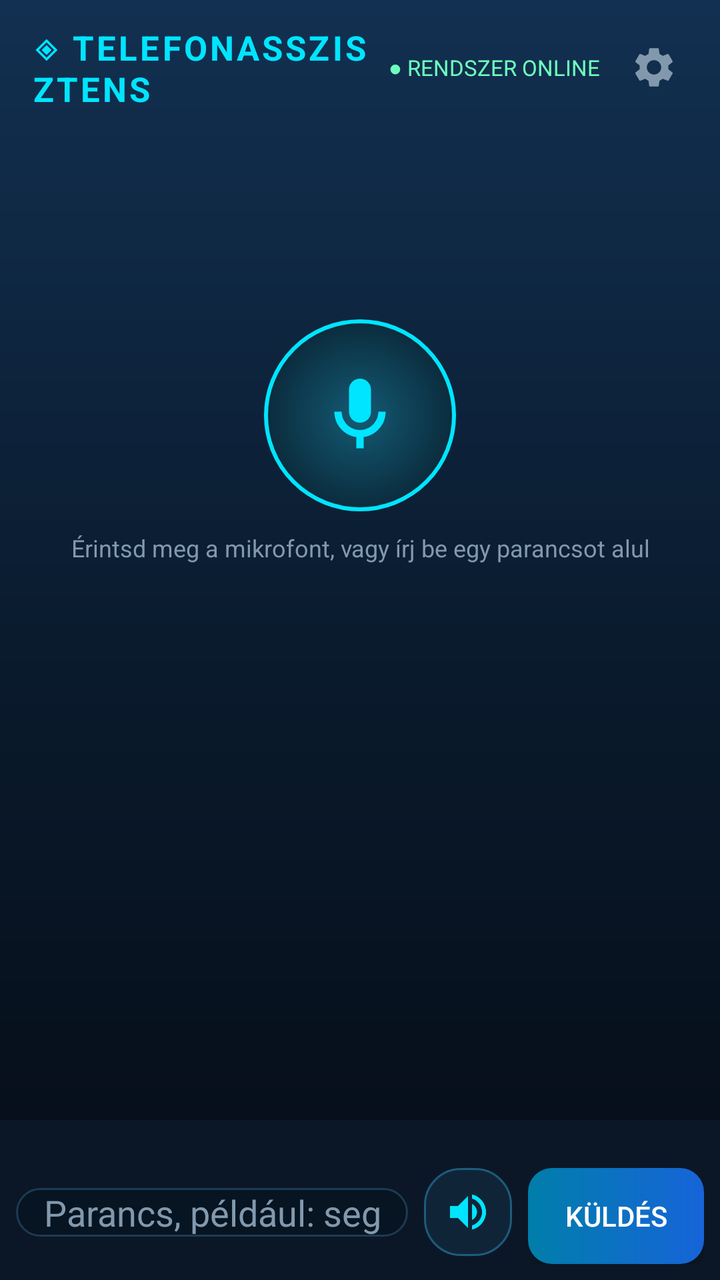
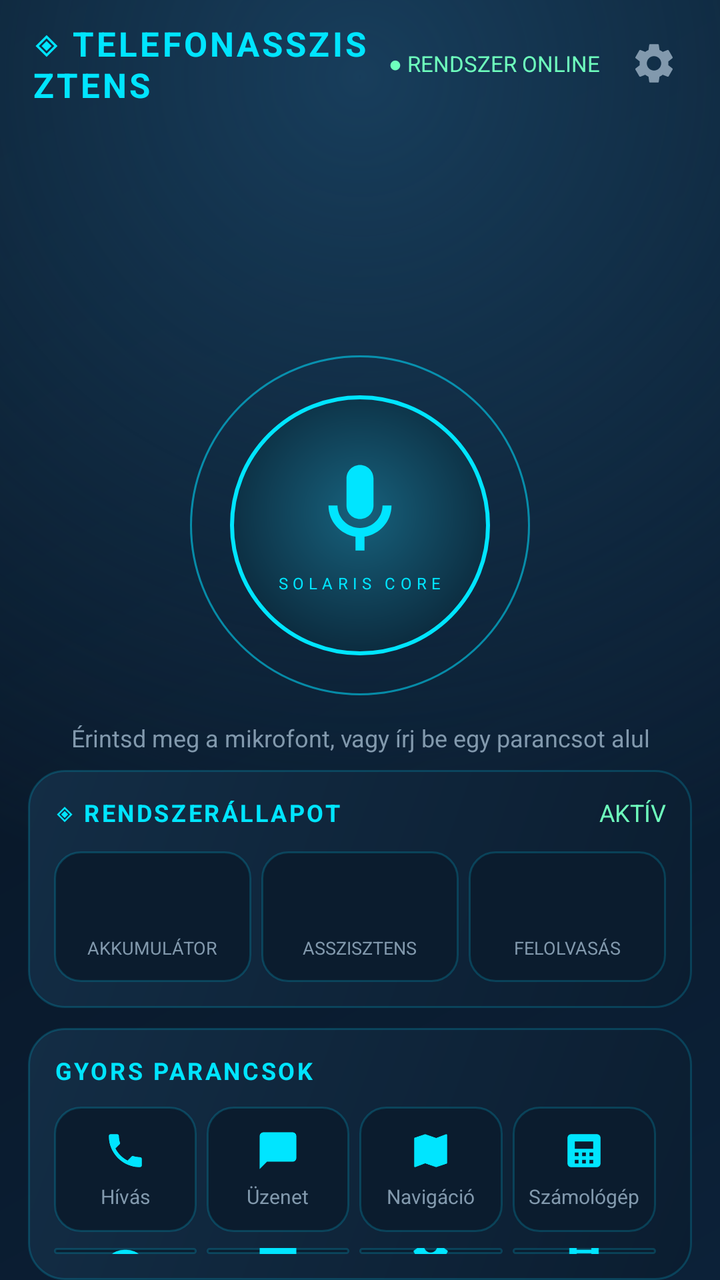

Before-and-after screenshots of an Android layout around one commit, followed by the original layout XML and the change that was made.
<!-- AndroidManifest.xml: application theme AppTheme -->
<!-- res/layout/activity_main.xml -->
<?xml version="1.0" encoding="utf-8"?>
<LinearLayout xmlns:android="http://schemas.android.com/apk/res/android"
    android:layout_width="match_parent"
    android:layout_height="match_parent"
    android:orientation="vertical">

    <LinearLayout
        android:layout_width="match_parent"
        android:layout_height="wrap_content"
        android:gravity="center_vertical"
        android:orientation="horizontal"
        android:paddingLeft="16dp"
        android:paddingRight="16dp"
        android:paddingTop="12dp">

        <TextView
            android:layout_width="0dp"
            android:layout_height="wrap_content"
            android:layout_weight="1"
            android:letterSpacing="0.08"
            android:text="@string/logo_title"
            android:textColor="@color/cyan"
            android:textSize="17sp"
            android:textStyle="bold" />

        <TextView
            android:layout_width="wrap_content"
            android:layout_height="wrap_content"
            android:layout_marginRight="10dp"
            android:text="@string/status_online"
            android:textColor="@color/green_status"
            android:textSize="11sp" />

        <ImageButton
            android:id="@+id/ai_settings_button"
            android:layout_width="34dp"
            android:layout_height="34dp"
            android:background="@null"
            android:contentDescription="@string/ai_settings_title"
            android:padding="5dp"
            android:scaleType="fitCenter"
            android:src="@drawable/ic_gear"
            android:tint="@color/text_muted" />
    </LinearLayout>

    <TextView
        android:id="@+id/clock_time"
        android:layout_width="match_parent"
        android:layout_height="wrap_content"
        android:layout_marginTop="14dp"
        android:gravity="center"
        android:letterSpacing="0.05"
        android:textColor="@color/text_primary"
        android:textSize="42sp" />

    <TextView
        android:id="@+id/clock_date"
        android:layout_width="match_parent"
        android:layout_height="wrap_content"
        android:layout_marginTop="2dp"
        android:gravity="center"
        android:textColor="@color/text_muted"
        android:textSize="13sp" />

    <FrameLayout
        android:layout_width="match_parent"
        android:layout_height="wrap_content"
        android:layout_marginTop="14dp">

        <ImageButton
            android:id="@+id/mic_button"
            android:layout_width="96dp"
            android:layout_height="96dp"
            android:layout_gravity="center"
            android:background="@drawable/mic_orb"
            android:contentDescription="@string/mic_button_desc"
            android:padding="26dp"
            android:scaleType="fitCenter"
            android:src="@drawable/ic_mic"
            android:tint="@color/cyan" />
    </FrameLayout>

    <TextView
        android:id="@+id/mic_hint"
        android:layout_width="match_parent"
        android:layout_height="wrap_content"
        android:layout_marginTop="10dp"
        android:gravity="center"
        android:text="@string/mic_hint"
        android:textColor="@color/text_muted"
        android:textSize="12sp" />

    <ListView
        android:id="@+id/message_list"
        android:layout_width="match_parent"
        android:layout_height="0dp"
        android:layout_marginTop="10dp"
        android:layout_weight="1"
        android:divider="@null"
        android:dividerHeight="0dp"
        android:paddingLeft="12dp"
        android:paddingRight="12dp"
        android:stackFromBottom="true"
        android:transcriptMode="alwaysScroll" />

    <HorizontalScrollView
        android:layout_width="match_parent"
        android:layout_height="wrap_content"
        android:background="@color/panel"
        android:scrollbars="none">

        <LinearLayout
            android:id="@+id/chips_container"
            android:layout_width="wrap_content"
            android:layout_height="wrap_content"
            android:orientation="horizontal"
            android:padding="8dp" />
    </HorizontalScrollView>

    <LinearLayout
        android:layout_width="match_parent"
        android:layout_height="wrap_content"
        android:orientation="horizontal"
        android:padding="8dp"
        android:background="@color/panel">

        <EditText
            android:id="@+id/command_input"
            android:layout_width="0dp"
            android:layout_height="wrap_content"
            android:layout_weight="1"
            android:background="@drawable/edittext_background"
            android:hint="@string/input_hint"
            android:imeOptions="actionSend"
            android:inputType="text"
            android:maxLines="3"
            android:paddingLeft="14dp"
            android:paddingRight="14dp"
            android:textColor="@color/text_primary"
            android:textColorHint="@color/text_muted" />

        <ImageButton
            android:id="@+id/speak_toggle"
            android:layout_width="44dp"
            android:layout_height="44dp"
            android:layout_marginLeft="8dp"
            android:background="@drawable/chip_background"
            android:contentDescription="@string/speak_toggle_desc"
            android:padding="10dp"
            android:scaleType="fitCenter"
            android:src="@drawable/ic_speaker"
            android:tint="@color/cyan" />

        <Button
            android:id="@+id/send_button"
            android:layout_width="wrap_content"
            android:layout_height="wrap_content"
            android:layout_marginLeft="8dp"
            android:background="@drawable/btn_send"
            android:text="@string/send"
            android:textColor="@android:color/white" />
    </LinearLayout>
</LinearLayout>
<!-- resources referenced by this layout -->
<resources>
  <color name="panel">#0B1726</color>
  <!-- drawable mic_orb (drawable) -->
  <?xml version="1.0" encoding="utf-8"?>
  <shape xmlns:android="http://schemas.android.com/apk/res/android"
      android:shape="oval">
      <gradient
          android:type="radial"
          android:gradientRadius="70dp"
          android:startColor="#135B75"
          android:endColor="#071421" />
      <stroke android:width="2dp" android:color="@color/cyan" />
  </shape>
  <!-- drawable app_background (drawable) -->
  <?xml version="1.0" encoding="utf-8"?>
  <shape xmlns:android="http://schemas.android.com/apk/res/android"
      android:shape="rectangle">
      <gradient
          android:angle="270"
          android:startColor="#123051"
          android:centerColor="#0A1B2E"
          android:endColor="#050B14"
          android:type="linear" />
  </shape>
  <!-- unchanged entries left out for length: 25 -->
</resources>

<!-- the commit's change to res/layout/activity_main.xml (unified diff, before → after) -->
@@ -11,7 +11,8 @@
         android:orientation="horizontal"
         android:paddingLeft="16dp"
         android:paddingRight="16dp"
-        android:paddingTop="12dp">
+        android:paddingTop="10dp"
+        android:paddingBottom="10dp">
 
         <TextView
             android:layout_width="0dp"
@@ -47,11 +48,11 @@
         android:id="@+id/clock_time"
         android:layout_width="match_parent"
         android:layout_height="wrap_content"
-        android:layout_marginTop="14dp"
+        android:layout_marginTop="10dp"
         android:gravity="center"
-        android:letterSpacing="0.05"
+        android:letterSpacing="0.03"
         android:textColor="@color/text_primary"
-        android:textSize="42sp" />
+        android:textSize="52sp" />
 
     <TextView
         android:id="@+id/clock_date"
@@ -64,65 +65,317 @@
 
     <FrameLayout
         android:layout_width="match_parent"
-        android:layout_height="wrap_content"
-        android:layout_marginTop="14dp">
-
-        <ImageButton
+        android:layout_height="184dp"
+        android:layout_marginTop="8dp">
+
+        <View
+            android:id="@+id/ring_one"
+            android:layout_width="170dp"
+            android:layout_height="170dp"
+            android:layout_gravity="center"
+            android:background="@drawable/ring_outer" />
+
+        <View
+            android:id="@+id/ring_two"
+            android:layout_width="170dp"
+            android:layout_height="170dp"
+            android:layout_gravity="center"
+            android:background="@drawable/ring_outer" />
+
+        <LinearLayout
             android:id="@+id/mic_button"
-            android:layout_width="96dp"
-            android:layout_height="96dp"
+            android:layout_width="130dp"
+            android:layout_height="130dp"
             android:layout_gravity="center"
             android:background="@drawable/mic_orb"
-            android:contentDescription="@string/mic_button_desc"
-            android:padding="26dp"
-            android:scaleType="fitCenter"
-            android:src="@drawable/ic_mic"
-            android:tint="@color/cyan" />
+            android:gravity="center"
+            android:orientation="vertical">
+
+            <ImageButton
+                android:id="@+id/orb_icon"
+                android:layout_width="54dp"
+                android:layout_height="54dp"
+                android:background="@null"
+                android:contentDescription="@string/mic_button_desc"
+                android:scaleType="fitCenter"
+                android:src="@drawable/ic_mic"
+                android:tint="@color/cyan" />
+
+            <TextView
+                android:layout_width="wrap_content"
+                android:layout_height="wrap_content"
+                android:layout_marginTop="4dp"
+                android:letterSpacing="0.3"
+                android:text="@string/orb_label"
+                android:textColor="@color/cyan"
+                android:textSize="8sp" />
+        </LinearLayout>
     </FrameLayout>
 
     <TextView
-        android:id="@+id/mic_hint"
-        android:layout_width="match_parent"
-        android:layout_height="wrap_content"
-        android:layout_marginTop="10dp"
+        android:id="@+id/state_text"
+        android:layout_width="match_parent"
+        android:layout_height="wrap_content"
+        android:layout_marginTop="6dp"
         android:gravity="center"
         android:text="@string/mic_hint"
         android:textColor="@color/text_muted"
         android:textSize="12sp" />
 
-    <ListView
-        android:id="@+id/message_list"
+    <LinearLayout
+        android:layout_width="match_parent"
+        android:layout_height="wrap_content"
+        android:layout_marginLeft="14dp"
+        android:layout_marginRight="14dp"
+        android:layout_marginTop="8dp"
+        android:background="@drawable/panel_background"
+        android:orientation="vertical"
+        android:padding="13dp">
+
+        <LinearLayout
+            android:layout_width="match_parent"
+            android:layout_height="wrap_content"
+            android:orientation="horizontal">
+
+            <TextView
+                android:layout_width="0dp"
+                android:layout_height="wrap_content"
+                android:layout_weight="1"
+                android:letterSpacing="0.1"
+                android:text="@string/panel_status_title"
+                android:textColor="@color/cyan"
+                android:textSize="12sp"
+                android:textStyle="bold" />
+
+            <TextView
+                android:layout_width="wrap_content"
+                android:layout_height="wrap_content"
+                android:text="@string/status_active"
+                android:textColor="@color/green_status"
+                android:textSize="12sp" />
+        </LinearLayout>
+
+        <LinearLayout
+            android:layout_width="match_parent"
+            android:layout_height="wrap_content"
+            android:layout_marginTop="11dp"
+            android:orientation="horizontal">
+
+            <LinearLayout
+                android:layout_width="0dp"
+                android:layout_height="wrap_content"
+                android:layout_marginRight="5dp"
+                android:layout_weight="1"
+                android:background="@drawable/metric_background"
+                android:gravity="center"
+                android:orientation="vertical"
+                android:padding="11dp">
+
+                <TextView
+                    android:id="@+id/metric_battery"
+                    android:layout_width="wrap_content"
+                    android:layout_height="wrap_content"
+                    android:textColor="@color/cyan"
+                    android:textSize="20sp"
+                    android:textStyle="bold" />
+
+                <TextView
+                    android:layout_width="wrap_content"
+                    android:layout_height="wrap_content"
+                    android:layout_marginTop="4dp"
+                    android:text="@string/metric_battery_label"
+                    android:textColor="@color/text_muted"
+                    android:textSize="9sp" />
+            </LinearLayout>
+
+            <LinearLayout
+                android:layout_width="0dp"
+                android:layout_height="wrap_content"
+                android:layout_marginRight="5dp"
+                android:layout_weight="1"
+                android:background="@drawable/metric_background"
+                android:gravity="center"
+                android:orientation="vertical"
+                android:padding="11dp">
+
+                <TextView
+                    android:id="@+id/metric_assistant"
+                    android:layout_width="wrap_content"
+                    android:layout_height="wrap_content"
+                    android:textColor="@color/cyan"
+                    android:textSize="20sp"
+                    android:textStyle="bold" />
+
+                <TextView
+                    android:layout_width="wrap_content"
+                    android:layout_height="wrap_content"
+                    android:layout_marginTop="4dp"
+                    android:text="@string/metric_assistant_label"
+                    android:textColor="@color/text_muted"
+                    android:textSize="9sp" />
+            </LinearLayout>
+
+            <LinearLayout
+                android:layout_width="0dp"
+                android:layout_height="wrap_content"
+                android:layout_weight="1"
+                android:background="@drawable/metric_background"
+                android:gravity="center"
+                android:orientation="vertical"
+                android:padding="11dp">
+
+                <TextView
+                    android:id="@+id/metric_speech"
+                    android:layout_width="wrap_content"
+                    android:layout_height="wrap_content"
+                    android:textColor="@color/cyan"
+                    android:textSize="20sp"
+                    android:textStyle="bold" />
+
+                <TextView
+                    android:layout_width="wrap_content"
+                    android:layout_height="wrap_content"
+                    android:layout_marginTop="4dp"
+                    android:text="@string/metric_speech_label"
+                    android:textColor="@color/text_muted"
+                    android:textSize="9sp" />
+            </LinearLayout>
+        </LinearLayout>
+    </LinearLayout>
+
+    <LinearLayout
+        android:layout_width="match_parent"
+        android:layout_height="wrap_content"
+        android:layout_marginLeft="14dp"
+        android:layout_marginRight="14dp"
+        android:layout_marginTop="10dp"
+        android:background="@drawable/panel_background"
+        android:orientation="vertical"
+        android:padding="13dp">
+
+        <TextView
+            android:layout_width="wrap_content"
+            android:layout_height="wrap_content"
+            android:letterSpacing="0.1"
+            android:text="@string/panel_quick_title"
+            android:textColor="@color/cyan"
+            android:textSize="12sp"
+            android:textStyle="bold" />
+
+        <LinearLayout
+            android:layout_width="match_parent"
+            android:layout_height="wrap_content"
+            android:layout_marginTop="10dp"
+            android:orientation="horizontal">
+
+            <LinearLayout android:id="@+id/quick_phone" style="@style/QuickAction">
+                <ImageView style="@style/QuickIcon" android:src="@drawable/ic_phone" />
+                <TextView style="@style/QuickLabel" android:text="@string/quick_call" />
+            </LinearLayout>
+
+            <LinearLayout android:id="@+id/quick_sms" style="@style/QuickAction">
+                <ImageView style="@style/QuickIcon" android:src="@drawable/ic_message" />
+                <TextView style="@style/QuickLabel" android:text="@string/quick_sms" />
+            </LinearLayout>
+
+            <LinearLayout android:id="@+id/quick_maps" style="@style/QuickAction">
+                <ImageView style="@style/QuickIcon" android:src="@drawable/ic_map" />
+                <TextView style="@style/QuickLabel" android:text="@string/quick_maps" />
+            </LinearLayout>
+
+            <LinearLayout android:id="@+id/quick_calc" style="@style/QuickAction">
+                <ImageView style="@style/QuickIcon" android:src="@drawable/ic_calc" />
+                <TextView style="@style/QuickLabel" android:text="@string/quick_calc" />
+            </LinearLayout>
+        </LinearLayout>
+
+        <LinearLayout
+            android:layout_width="match_parent"
+            android:layout_height="wrap_content"
+            android:layout_marginTop="8dp"
+            android:orientation="horizontal">
+
+            <LinearLayout android:id="@+id/quick_contacts" style="@style/QuickAction">
+                <ImageView style="@style/QuickIcon" android:src="@drawable/ic_contacts" />
+                <TextView style="@style/QuickLabel" android:text="@string/quick_contacts" />
+            </LinearLayout>
+
+            <LinearLayout android:id="@+id/quick_camera" style="@style/QuickAction">
+                <ImageView style="@style/QuickIcon" android:src="@drawable/ic_camera" />
+                <TextView style="@style/QuickLabel" android:text="@string/quick_camera" />
+            </LinearLayout>
+
+            <LinearLayout android:id="@+id/quick_settings" style="@style/QuickAction">
+                <ImageView style="@style/QuickIcon" android:src="@drawable/ic_gear" />
+                <TextView style="@style/QuickLabel" android:text="@string/quick_settings" />
+            </LinearLayout>
+
+            <LinearLayout android:id="@+id/quick_notes" style="@style/QuickAction">
+                <ImageView style="@style/QuickIcon" android:src="@drawable/ic_note" />
+                <TextView style="@style/QuickLabel" android:text="@string/quick_notes" />
+            </LinearLayout>
+        </LinearLayout>
+    </LinearLayout>
+
+    <LinearLayout
         android:layout_width="match_parent"
         android:layout_height="0dp"
+        android:layout_weight="1"
+        android:layout_marginLeft="14dp"
+        android:layout_marginRight="14dp"
         android:layout_marginTop="10dp"
-        android:layout_weight="1"
-        android:divider="@null"
-        android:dividerHeight="0dp"
-        android:paddingLeft="12dp"
-        android:paddingRight="12dp"
-        android:stackFromBottom="true"
-        android:transcriptMode="alwaysScroll" />
-
-    <HorizontalScrollView
-        android:layout_width="match_parent"
-        android:layout_height="wrap_content"
-        android:background="@color/panel"
-        android:scrollbars="none">
-
-        <LinearLayout
-            android:id="@+id/chips_container"
-            android:layout_width="wrap_content"
-            android:layout_height="wrap_content"
-            android:orientation="horizontal"
-            android:padding="8dp" />
-    </HorizontalScrollView>
+        android:background="@drawable/panel_background"
+        android:orientation="vertical"
+        android:padding="13dp">
+
+        <LinearLayout
+            android:layout_width="match_parent"
+            android:layout_height="wrap_content"
+            android:gravity="center_vertical"
+            android:orientation="horizontal">
+
+            <TextView
+                android:layout_width="0dp"
+                android:layout_height="wrap_content"
+                android:layout_weight="1"
+                android:letterSpacing="0.1"
+                android:text="@string/panel_chat_title"
+                android:textColor="@color/cyan"
+                android:textSize="12sp"
+                android:textStyle="bold" />
+
+            <ImageButton
+                android:id="@+id/chat_clear_button"
+                android:layout_width="32dp"
+                android:layout_height="32dp"
+                android:background="@null"
+                android:contentDescription="@string/chat_clear_desc"
+                android:padding="6dp"
+                android:scaleType="fitCenter"
+                android:src="@drawable/ic_delete"
+                android:tint="@color/text_muted" />
+        </LinearLayout>
+
+        <ListView
+            android:id="@+id/message_list"
+            android:layout_width="match_parent"
+            android:layout_height="0dp"
+            android:layout_marginTop="8dp"
+            android:layout_weight="1"
+            android:divider="@null"
+            android:dividerHeight="0dp"
+            android:paddingTop="4dp"
+            android:paddingBottom="4dp"
+            android:stackFromBottom="true"
+            android:transcriptMode="alwaysScroll" />
+    </LinearLayout>
 
     <LinearLayout
         android:layout_width="match_parent"
         android:layout_height="wrap_content"
+        android:background="#071321"
         android:orientation="horizontal"
-        android:padding="8dp"
-        android:background="@color/panel">
+        android:padding="10dp">
 
         <EditText
             android:id="@+id/command_input"
<!-- resource entries referenced after the edit -->
@@ -1,28 +1,177 @@
 <!-- resources referenced by this layout -->
 <resources>
-  <color name="panel">#0B1726</color>
+  <!-- drawable ic_calc (drawable) -->
+  <?xml version="1.0" encoding="utf-8"?>
+  <vector xmlns:android="http://schemas.android.com/apk/res/android"
+      android:width="24dp" android:height="24dp"
+      android:viewportWidth="24" android:viewportHeight="24">
+      <path android:fillColor="#FF000000"
+          android:pathData="M19,3H5c-1.1,0 -2,0.9 -2,2v14c0,1.1 0.9,2 2,2h14c1.1,0 2,-0.9 2,-2V5c0,-1.1 -0.9,-2 -2,-2zM7,7h10v4H7V7zM7,13h2v2H7v-2zM11,13h2v2h-2v-2zM15,13h2v2h-2v-2zM7,17h2v2H7v-2zM11,17h2v2h-2v-2zM15,17h2v2h-2v-2z" />
+  </vector>
+  <!-- drawable ic_camera (drawable) -->
+  <?xml version="1.0" encoding="utf-8"?>
+  <vector xmlns:android="http://schemas.android.com/apk/res/android"
+      android:width="24dp" android:height="24dp"
+      android:viewportWidth="24" android:viewportHeight="24">
+      <path android:fillColor="#FF000000"
+          android:pathData="M12,15.2c1.77,0 3.2,-1.43 3.2,-3.2s-1.43,-3.2 -3.2,-3.2 -3.2,1.43 -3.2,3.2 1.43,3.2 3.2,3.2zM9,2L7.17,4H4c-1.1,0 -2,0.9 -2,2v12c0,1.1 0.9,2 2,2h16c1.1,0 2,-0.9 2,-2V6c0,-1.1 -0.9,-2 -2,-2h-3.17L15,2H9z" />
+  </vector>
+  <!-- drawable ic_contacts (drawable) -->
+  <?xml version="1.0" encoding="utf-8"?>
+  <vector xmlns:android="http://schemas.android.com/apk/res/android"
+      android:width="24dp" android:height="24dp"
+      android:viewportWidth="24" android:viewportHeight="24">
+      <path android:fillColor="#FF000000"
+          android:pathData="M12,12c2.21,0 4,-1.79 4,-4s-1.79,-4 -4,-4 -4,1.79 -4,4 1.79,4 4,4zM12,14c-2.67,0 -8,1.34 -8,4v2h16v-2c0,-2.66 -5.33,-4 -8,-4z" />
+  </vector>
+  <!-- drawable ic_delete (drawable) -->
+  <?xml version="1.0" encoding="utf-8"?>
+  <vector xmlns:android="http://schemas.android.com/apk/res/android"
+      android:width="24dp" android:height="24dp"
+      android:viewportWidth="24" android:viewportHeight="24">
+      <path android:fillColor="#FF000000"
+          android:pathData="M6,19c0,1.1 0.9,2 2,2h8c1.1,0 2,-0.9 2,-2V7H6v12zM19,4h-3.5l-1,-1h-5l-1,1H5v2h14V4z" />
+  </vector>
+  <!-- drawable ic_map (drawable) -->
+  <?xml version="1.0" encoding="utf-8"?>
+  <vector xmlns:android="http://schemas.android.com/apk/res/android"
+      android:width="24dp" android:height="24dp"
+      android:viewportWidth="24" android:viewportHeight="24">
+      <path android:fillColor="#FF000000"
+          android:pathData="M20.5,3l-0.16,0.03L15,5.1 9,3 3.36,4.9c-0.21,0.07 -0.36,0.25 -0.36,0.48V20.5c0,0.28 0.22,0.5 0.5,0.5l0.16,-0.03L9,18.9l6,2.1 5.64,-1.9c0.21,-0.07 0.36,-0.25 0.36,-0.48V3.5c0,-0.28 -0.22,-0.5 -0.5,-0.5z" />
+  </vector>
+  <!-- drawable ic_message (drawable) -->
+  <?xml version="1.0" encoding="utf-8"?>
+  <vector xmlns:android="http://schemas.android.com/apk/res/android"
+      android:width="24dp" android:height="24dp"
+      android:viewportWidth="24" android:viewportHeight="24">
+      <path android:fillColor="#FF000000"
+          android:pathData="M20,2H4c-1.1,0 -1.99,0.9 -1.99,2L2,22l4,-4h14c1.1,0 2,-0.9 2,-2V4c0,-1.1 -0.9,-2 -2,-2z" />
+  </vector>
+  <!-- drawable ic_note (drawable) -->
+  <?xml version="1.0" encoding="utf-8"?>
+  <vector xmlns:android="http://schemas.android.com/apk/res/android"
+      android:width="24dp" android:height="24dp"
+      android:viewportWidth="24" android:viewportHeight="24">
+      <path android:fillColor="#FF000000"
+          android:pathData="M14,2H6c-1.1,0 -1.99,0.9 -1.99,2L4,20c0,1.1 0.89,2 1.99,2H18c1.1,0 2,-0.9 2,-2V8l-6,-6zM16,18H8v-2h8v2zM16,14H8v-2h8v2zM13,9V3.5L18.5,9H13z" />
+  </vector>
+  <!-- drawable ic_phone (drawable) -->
+  <?xml version="1.0" encoding="utf-8"?>
+  <vector xmlns:android="http://schemas.android.com/apk/res/android"
+      android:width="24dp" android:height="24dp"
+      android:viewportWidth="24" android:viewportHeight="24">
+      <path android:fillColor="#FF000000"
+          android:pathData="M6.62,10.79c1.44,2.83 3.76,5.14 6.59,6.59l2.2,-2.2c0.27,-0.27 0.67,-0.36 1.02,-0.24 1.12,0.37 2.33,0.57 3.57,0.57 0.55,0 1,0.45 1,1V20c0,0.55 -0.45,1 -1,1 -9.39,0 -17,-7.61 -17,-17 0,-0.55 0.45,-1 1,-1h3.5c0.55,0 1,0.45 1,1 0,1.25 0.2,2.45 0.57,3.57 0.11,0.35 0.03,0.74 -0.25,1.02l-2.2,2.2z" />
+  </vector>
+  <!-- drawable metric_background (drawable) -->
+  <?xml version="1.0" encoding="utf-8"?>
+  <shape xmlns:android="http://schemas.android.com/apk/res/android"
+      android:shape="rectangle">
+      <solid android:color="#0B1C2E" />
+      <stroke android:width="1dp" android:color="#3000DBFF" />
+      <corners android:radius="13dp" />
+  </shape>
   <!-- drawable mic_orb (drawable) -->
   <?xml version="1.0" encoding="utf-8"?>
   <shape xmlns:android="http://schemas.android.com/apk/res/android"
       android:shape="oval">
       <gradient
           android:type="radial"
-          android:gradientRadius="70dp"
-          android:startColor="#135B75"
-          android:endColor="#071421" />
+          android:gradientRadius="100dp"
+          android:centerX="0.5"
+          android:centerY="0.45"
+          android:startColor="#17617C"
+          android:endColor="#071525" />
       <stroke android:width="2dp" android:color="@color/cyan" />
   </shape>
-  <!-- drawable app_background (drawable) -->
+  <!-- drawable panel_background (drawable) -->
   <?xml version="1.0" encoding="utf-8"?>
   <shape xmlns:android="http://schemas.android.com/apk/res/android"
       android:shape="rectangle">
       <gradient
-          android:angle="270"
-          android:startColor="#123051"
-          android:centerColor="#0A1B2E"
-          android:endColor="#050B14"
+          android:angle="315"
+          android:startColor="#132D45"
+          android:endColor="#0B1D30"
           android:type="linear" />
+      <stroke android:width="1dp" android:color="#3000DBFF" />
+      <corners android:radius="18dp" />
   </shape>
+  <!-- drawable ring_outer (drawable) -->
+  <?xml version="1.0" encoding="utf-8"?>
+  <shape xmlns:android="http://schemas.android.com/apk/res/android"
+      android:shape="oval">
+      <stroke android:width="1dp" android:color="#5500DFFF" />
+  </shape>
+  <string name="chat_clear_desc">Beszélgetés törlése</string>
+  <string name="metric_assistant_label">ASSZISZTENS</string>
+  <string name="metric_battery_label">AKKUMULÁTOR</string>
+  <string name="metric_speech_label">FELOLVASÁS</string>
+  <string name="orb_label">SOLARIS CORE</string>
+  <string name="panel_chat_title">✦ BESZÉLGETÉS</string>
+  <string name="panel_quick_title">GYORS PARANCSOK</string>
+  <string name="panel_status_title">◈ RENDSZERÁLLAPOT</string>
+  <string name="quick_calc">Számológép</string>
+  <string name="quick_call">Hívás</string>
+  <string name="quick_camera">Kamera</string>
+  <string name="quick_contacts">Névjegyek</string>
+  <string name="quick_maps">Navigáció</string>
+  <string name="quick_notes">Jegyzetek</string>
+  <string name="quick_settings">Beállítás</string>
+  <string name="quick_sms">Üzenet</string>
+  <string name="status_active">AKTÍV</string>
+  <style name="QuickAction">
+          <item name="android:layout_width">0dp</item>
+          <item name="android:layout_height">wrap_content</item>
+          <item name="android:layout_weight">1</item>
+          <item name="android:layout_marginRight">5dp</item>
+          <item name="android:background">@drawable/metric_background</item>
+          <item name="android:gravity">center</item>
+          <item name="android:orientation">vertical</item>
+          <item name="android:paddingTop">11dp</item>
+          <item name="android:paddingBottom">11dp</item>
+          <item name="android:paddingLeft">2dp</item>
+          <item name="android:paddingRight">2dp</item>
+          <item name="android:clickable">true</item>
+          <item name="android:focusable">true</item>
+      </style>
+  <style name="QuickIcon">
+          <item name="android:layout_width">22dp</item>
+          <item name="android:layout_height">22dp</item>
+          <item name="android:scaleType">fitCenter</item>
+          <item name="android:tint">@color/cyan</item>
+      </style>
+  <style name="QuickLabel">
+          <item name="android:layout_width">wrap_content</item>
+          <item name="android:layout_height">wrap_content</item>
+          <item name="android:layout_marginTop">5dp</item>
+          <item name="android:textColor">@color/text_muted</item>
+          <item name="android:textSize">10sp</item>
+      </style>
+  <!-- drawable app_background (drawable) -->
+  <?xml version="1.0" encoding="utf-8"?>
+  <layer-list xmlns:android="http://schemas.android.com/apk/res/android">
+      <item>
+          <shape android:shape="rectangle">
+              <gradient
+                  android:angle="135"
+                  android:startColor="#0C2138"
+                  android:endColor="#06111E"
+                  android:type="linear" />
+          </shape>
+      </item>
+      <item>
+          <shape android:shape="rectangle">
+              <gradient
+                  android:type="radial"
+                  android:gradientRadius="420dp"
+                  android:centerX="0.5"
+                  android:centerY="0.06"
+                  android:startColor="#173D5B"
+                  android:endColor="#00173D5B" />
+          </shape>
+      </item>
+  </layer-list>
   <!-- unchanged entries left out for length: 25 -->
 </resources>
 
